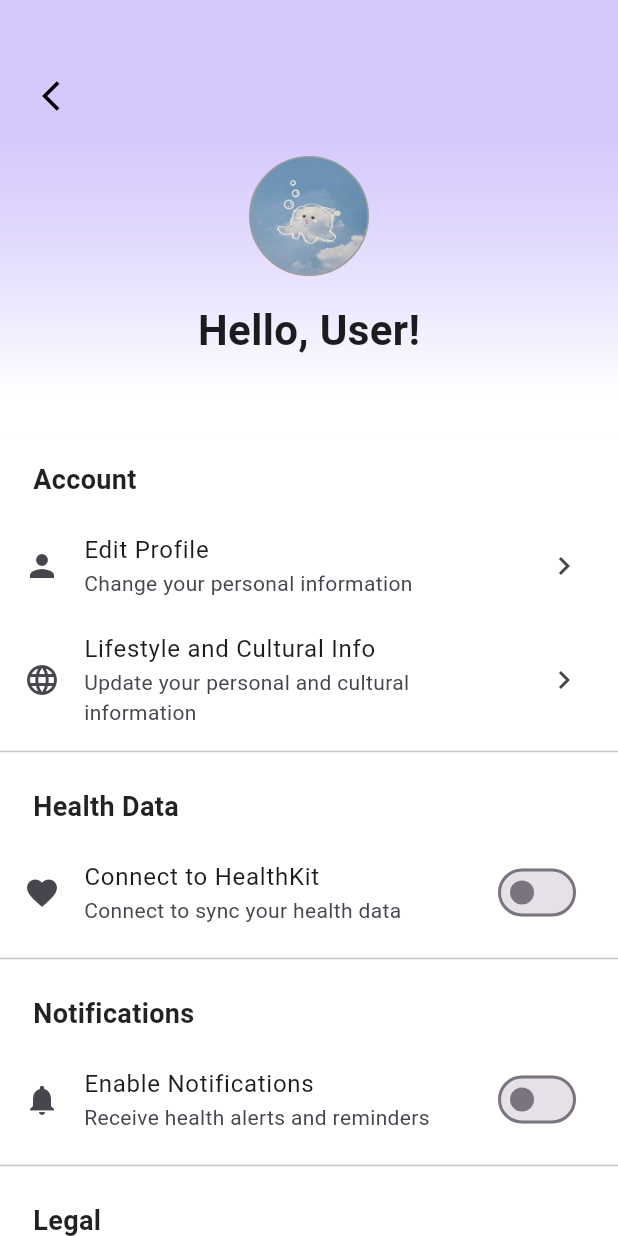
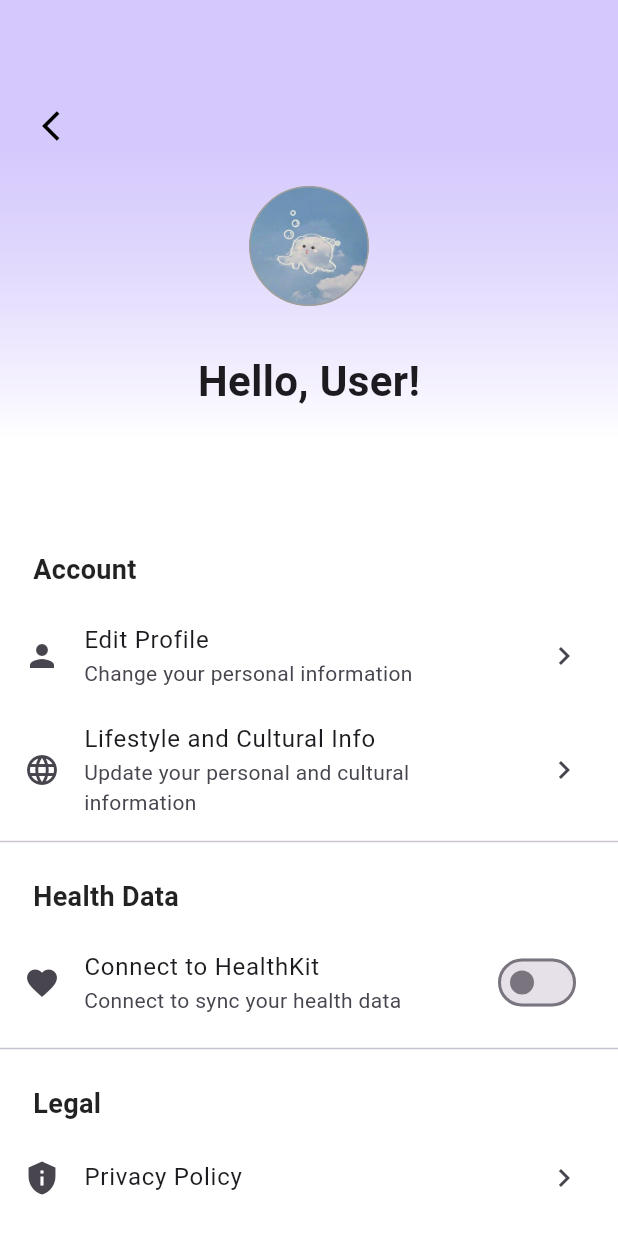
Before and after one commit to yuyuc03/healthkit_testing, a Flutter app: the ProfileScreen screen opened directly, on a phone screen of 412 x 824 dp. Run offline on Flutter 3.47's test engine with Material 3 defaults, Android fonts, the phone set to English and light mode, and no system bars; our stand-ins replace flutter_local_notifications, shared_preferences; missing offline and left inert: health, mongo_dart; accounts and stored records are empty.

Commit message:
Remove Debuf Flag & Change some UI design

```diff
--- a/lib/main.dart
+++ b/lib/main.dart
@@ -59,6 +59,7 @@ class MyApp extends StatelessWidget {
         Provider.value(value: notificationService),
       ],
       child: MaterialApp(
+        debugShowCheckedModeBanner: false,
         title: 'Health App',
         theme: ThemeData(
           primarySwatch: Colors.deepPurple,
--- a/lib/screens/profile_screen.dart
+++ b/lib/screens/profile_screen.dart
@@ -91,7 +91,7 @@ class _ProfileScreenState extends State<ProfileScreen> {
           children: [
             Container(
               padding:
-                  EdgeInsets.only(top: 40, left: 16, right: 16, bottom: 24),
+                  EdgeInsets.only(top: 60, left: 16, right: 16, bottom: 24),
               width: double.infinity,
               decoration: const BoxDecoration(
                 gradient: LinearGradient(
@@ -127,7 +127,7 @@ class _ProfileScreenState extends State<ProfileScreen> {
                       ),
                     ),
                   ),
-                  SizedBox(height: 16),
+                  SizedBox(height: 30),
                   Text(
                     'Hello, $_fullName!',
                     style: TextStyle(fontSize: 28, fontWeight: FontWeight.bold),
@@ -143,6 +143,10 @@ class _ProfileScreenState extends State<ProfileScreen> {
               child: Column(
                 crossAxisAlignment: CrossAxisAlignment.start,
                 children: [
+                  Container(
+                    padding:
+                  EdgeInsets.only(top: 2, left: 16, right: 16, bottom: 24),
+                  ),
                   _buildSectionHeader('Account'),
                   ListTile(
                     leading: Icon(Icons.person),
@@ -234,16 +238,6 @@ class _ProfileScreenState extends State<ProfileScreen> {
                           },
                         ),
                   Divider(),
-                  _buildSectionHeader('Notifications'),
-                  SwitchListTile(
-                      secondary: Icon(Icons.notifications),
-                      title: Text('Enable Notifications'),
-                      subtitle: Text('Receive health alerts and reminders'),
-                      value: false,
-                      onChanged: (value) {
-                        // Logic haven't add hereeeee!!!!!
-                      }),
-                  Divider(),
                   _buildSectionHeader('Legal'),
                   ListTile(
                     leading: Icon(Icons.privacy_tip),
```
